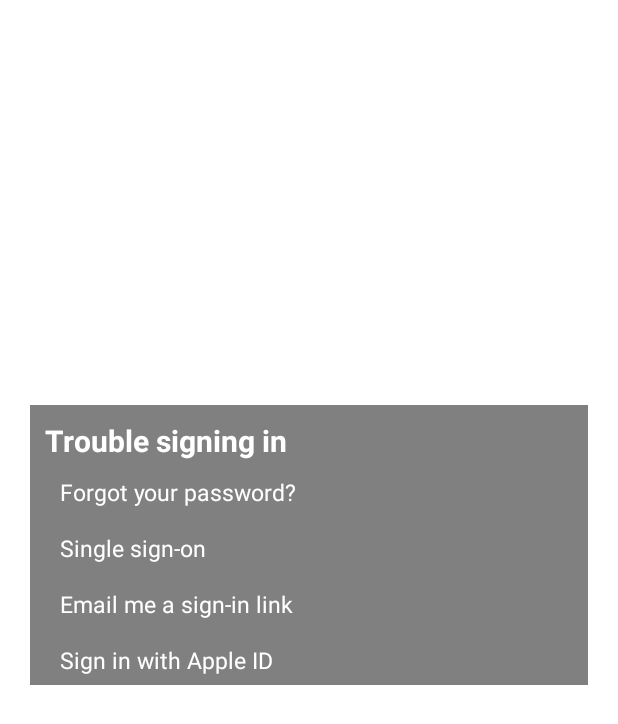
After one commit to JayQKA2/DropBoxUI, an Android app: the layout logging_problem.xml on its own in the app's theme, with its tools: preview values and no code run, on a phone screen of 412 x 824 dp. The commit adds this screen. Shown: the top 724 px of the screen. Run offline under Robolectric (Android 15) with nearby library versions, the phone set to English and light mode, and no system bars.

Commit message:
update popup

```diff
--- a/app/src/main/java/vn/edu/usth/dropboxui/SignInActivity.java
+++ b/app/src/main/java/vn/edu/usth/dropboxui/SignInActivity.java
@@ -1,12 +1,26 @@
 package vn.edu.usth.dropboxui;
 
+import android.app.ActionBar;
+import android.app.Dialog;
 import android.content.Intent;
 import android.os.Bundle;
+import android.view.Gravity;
+import android.view.LayoutInflater;
+import android.view.MenuItem;
 import android.view.View;
+import android.view.ViewGroup;
 import android.widget.Button;
 import android.widget.ImageButton;
+import android.widget.PopupMenu;
+import android.widget.PopupWindow;
+import android.widget.TextView;
+import android.widget.Toast;
+import android.view.ViewGroup.LayoutParams;
+import android.view.WindowManager;
 
 import androidx.appcompat.app.AppCompatActivity;
+
+import java.util.zip.Inflater;
 
 public class SignInActivity extends AppCompatActivity {
 
@@ -14,6 +28,7 @@
     protected void onCreate(Bundle savedInstanceState) {
         super.onCreate(savedInstanceState);
         setContentView(R.layout.activity_sign_in);
+
 
         Button loginButton = findViewById(R.id.continue_btn);
         loginButton.setOnClickListener(new View.OnClickListener() {
@@ -32,5 +47,42 @@
                 startActivity(intent);
             }
         });
+
+        TextView LoggingInTrouble = findViewById(R.id.logging_in_trouble);
+        LoggingInTrouble.setOnClickListener(new View.OnClickListener() {
+            @Override
+            public void onClick(View v) {
+                showLoggingProblem(v);
+            }
+        });
     }
+
+    private void showLoggingProblem(View anchorView) {
+        LayoutInflater inflater = (LayoutInflater) getSystemService(LAYOUT_INFLATER_SERVICE);
+        View popupView = inflater.inflate(R.layout.logging_problem, null);
+
+        final PopupWindow popupWindow = new PopupWindow(popupView, LayoutParams.WRAP_CONTENT, LayoutParams.WRAP_CONTENT, true);
+
+        popupWindow.showAtLocation(anchorView, Gravity.TOP, 0, 0);
+        dimBehind(popupWindow);
+
+        popupWindow.setOnDismissListener(new PopupWindow.OnDismissListener() {
+            @Override
+            public void onDismiss() {
+                clearDim();
+            }
+        });
+    }
+    private void dimBehind(PopupWindow popupWindow) {
+        WindowManager.LayoutParams layoutParams = getWindow().getAttributes();
+        layoutParams.alpha = 0.3f;
+        getWindow().setAttributes(layoutParams);
+    }
+
+    private void clearDim() {
+        WindowManager.LayoutParams layoutParams = getWindow().getAttributes();
+        layoutParams.alpha = 1f;
+        getWindow().setAttributes(layoutParams);
+    }
+
 }
--- /dev/null
+++ b/app/src/main/java/vn/edu/usth/dropboxui/ui/LoggingProblem.java
@@ -0,0 +1,4 @@
+package vn.edu.usth.dropboxui.ui;
+
+public class LoggingProblem {
+}
--- /dev/null
+++ b/app/src/main/res/layout/logging_problem.xml
@@ -0,0 +1,74 @@
+<?xml version="1.0" encoding="utf-8"?>
+<RelativeLayout xmlns:android="http://schemas.android.com/apk/res/android"
+             android:layout_width="match_parent"
+             android:layout_height="match_parent">
+
+    <LinearLayout
+        android:layout_width="match_parent"
+        android:layout_height="wrap_content"
+        android:background="@color/gray"
+        android:orientation="vertical"
+        android:layout_marginStart="20dp"
+        android:layout_marginBottom="10dp"
+        android:layout_marginTop="270dp"
+        android:layout_marginEnd="20dp">
+
+        <TextView
+            android:layout_width="match_parent"
+            android:layout_height="wrap_content"
+            android:text="@string/trouble_signing_in"
+            android:textStyle="bold"
+            android:layout_marginStart="10dp"
+            android:textSize="20sp"
+            android:layout_marginTop="10dp"
+            android:textColor="@color/white"/>
+
+
+        <LinearLayout
+            android:layout_width="match_parent"
+            android:layout_height="wrap_content"
+            android:orientation="vertical">
+
+            <TextView
+                android:layout_width="match_parent"
+                android:layout_height="27dp"
+                android:layout_marginStart="20dp"
+                android:text="@string/forgot_your_password"
+                android:textColor="@color/white"
+                android:textSize="15sp"
+                android:textStyle="normal"
+                android:layout_marginTop="10dp"/>
+
+            <TextView
+                android:layout_width="match_parent"
+                android:layout_height="27dp"
+                android:layout_marginStart="20dp"
+                android:text="@string/single_sign_on"
+                android:textColor="@color/white"
+                android:textStyle="normal"
+                android:textSize="15sp"
+                android:layout_marginTop="10dp"/>
+
+            <TextView
+                android:layout_width="match_parent"
+                android:layout_height="27dp"
+                android:layout_marginStart="20dp"
+                android:text="@string/email_me_a_sign_in_link"
+                android:textColor="@color/white"
+                android:textStyle="normal"
+                android:textSize="15sp"
+                android:layout_marginTop="10dp"/>
+
+            <TextView
+                android:layout_width="match_parent"
+                android:layout_height="27dp"
+                android:layout_marginStart="20dp"
+                android:text="@string/sign_in_with_apple_id"
+                android:textColor="@color/white"
+                android:textStyle="normal"
+                android:textSize="15sp"
+                android:layout_marginTop="10dp"/>
+        </LinearLayout>
+    </LinearLayout>
+
+</RelativeLayout>
--- a/app/src/main/res/values/strings.xml
+++ b/app/src/main/res/values/strings.xml
@@ -27,4 +27,9 @@
     <string name="title_settings">Settings</string>
     <string name="title_help">Help</string>
     <string name="title_feedback">Feedback</string>
+    <string name="trouble_signing_in">Trouble signing in</string>
+    <string name="forgot_your_password">Forgot your password?</string>
+    <string name="single_sign_on">Single sign-on</string>
+    <string name="email_me_a_sign_in_link">Email me a sign-in link</string>
+    <string name="sign_in_with_apple_id">Sign in with Apple ID</string>
 </resources>
```
